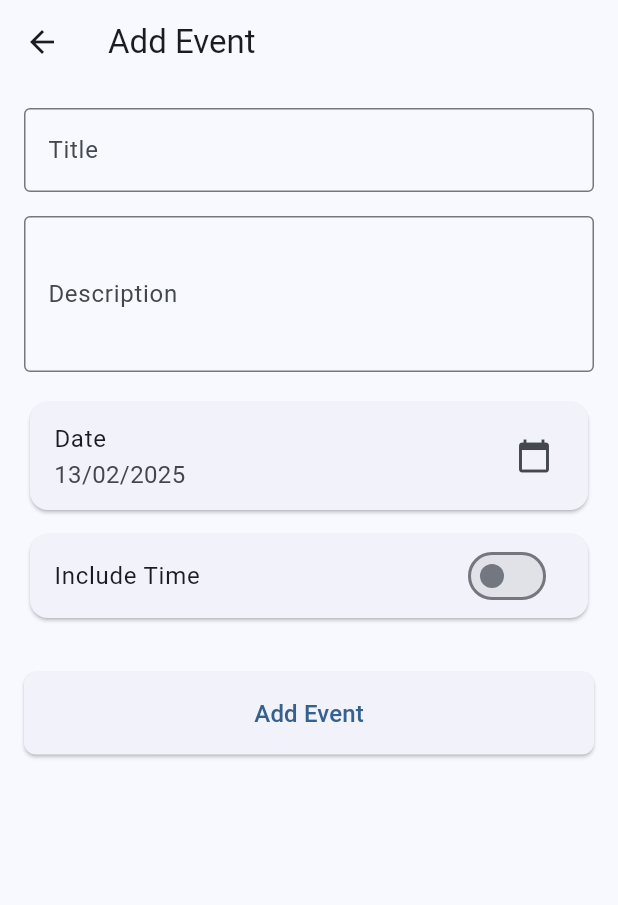
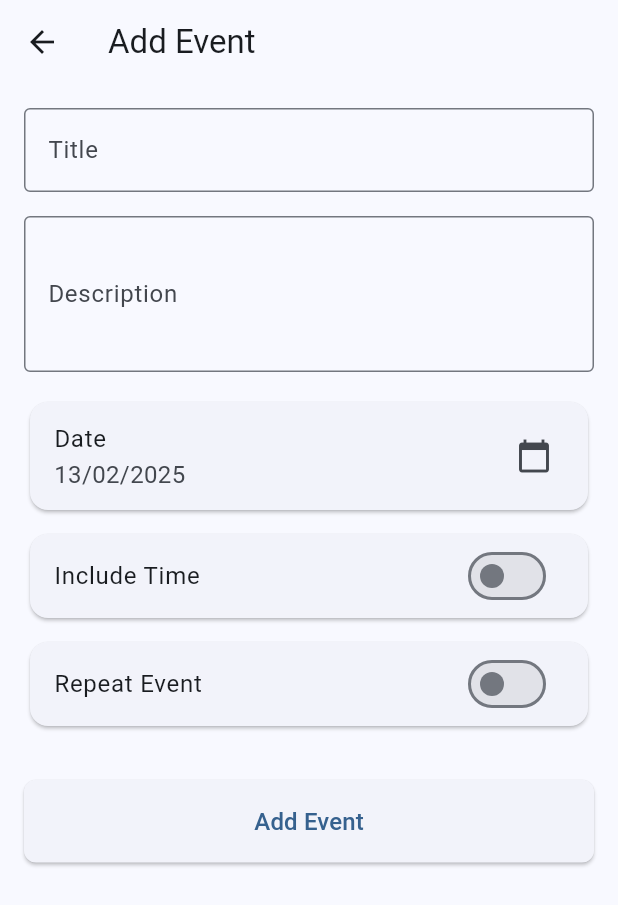
Before and after one commit to Cooookiez/Countdown_days_flutter_app, a Flutter app: the EventFormScreen screen opened by its route, on a phone screen of 412 x 824 dp. Shown: the top 905 px of the screen. Run offline on Flutter 3.47's test engine with Material 3 defaults, Android fonts, the phone set to English and light mode, and no system bars; our stand-ins replace sqflite; accounts and stored records are empty.

Commit message:
frequency (ony form)

```diff
--- a/lib/screens/event_form_screen.dart
+++ b/lib/screens/event_form_screen.dart
@@ -20,6 +20,9 @@ class _EventFormScreenState extends State<EventFormScreen> {
   TimeOfDay? _selectedTime;
   bool _includeTime = false;
   Event? eventToEdit;
+  bool _isRepeating = false;
+  int _repeatInterval = 1;
+  FrequencyUnit _repeatUnit = FrequencyUnit.days;
 
   @override
   void initState() {
@@ -134,6 +137,7 @@ class _EventFormScreenState extends State<EventFormScreen> {
                   onTap: _selectDate,
                 ),
               ),
+
               const SizedBox(height: 8),
 
               // Time Selection
@@ -165,6 +169,72 @@ class _EventFormScreenState extends State<EventFormScreen> {
                   ],
                 ),
               ),
+
+              const SizedBox(height: 8),
+
+              Card(
+                child: Column(
+                  children: [
+                    SwitchListTile(
+                      title: const Text('Repeat Event'),
+                      value: _isRepeating,
+                      onChanged: (value) {
+                        setState(() {
+                          _isRepeating = value;
+                        });
+                      },
+                    ),
+                    if (_isRepeating) ...[
+                      Padding(
+                        padding: const EdgeInsets.all(8.0),
+                        child: Row(
+                          children: [
+                            Expanded(
+                              child: TextFormField(
+                                decoration: const InputDecoration(
+                                  labelText: 'Repeat every',
+                                  border: OutlineInputBorder(),
+                                ),
+                                keyboardType: TextInputType.number,
+                                initialValue: _repeatInterval.toString(),
+                                onChanged: (value) {
+                                  setState(() {
+                                    _repeatInterval = int.tryParse(value) ?? 1;
+                                  });
+                                },
+                              ),
+                            ),
+                            const SizedBox(width: 16),
+                            Expanded(
+                              child: DropdownButtonFormField<FrequencyUnit>(
+                                decoration: const InputDecoration(
+                                  labelText: 'Unit',
+                                  border: OutlineInputBorder(),
+                                ),
+                                value: _repeatUnit,
+                                items: FrequencyUnit.values.map((unit) {
+                                  return DropdownMenuItem(
+                                    value: unit,
+                                    child: Text(unit.toString().split('.').last),
+                                  );
+                                }).toList(),
+                                onChanged: (FrequencyUnit? value) {
+                                  if (value != null) {
+                                    setState(() {
+                                      _repeatUnit = value;
+                                    });
+                                  }
+                                },
+                              ),
+                            ),
+                          ],
+                        ),
+                      ),
+                    ],
+                  ],
+                ),
+              ),
+
               const SizedBox(height: 32),
 
               // Save Button
@@ -273,11 +343,22 @@ class _EventFormScreenState extends State<EventFormScreen> {
     );
 
     final event = Event(
-      id: eventToEdit?.id ?? DateTime.now().millisecondsSinceEpoch.toString(),
+      id: eventToEdit?.id ?? DateTime
+          .now()
+          .millisecondsSinceEpoch
+          .toString(),
       title: _titleController.text,
-      description: _descriptionController.text.isEmpty ? null : _descriptionController.text,
+      description: _descriptionController.text.isEmpty
+          ? null
+          : _descriptionController.text,
       endDate: finalDateTime,
       includeTime: _includeTime,
+      repeatConfig: _isRepeating
+          ? RepeatConfig(
+        interval: _repeatInterval,
+        unit: _repeatUnit,
+      )
+          : null,
     );
 
     if (eventToEdit == null) {
```
